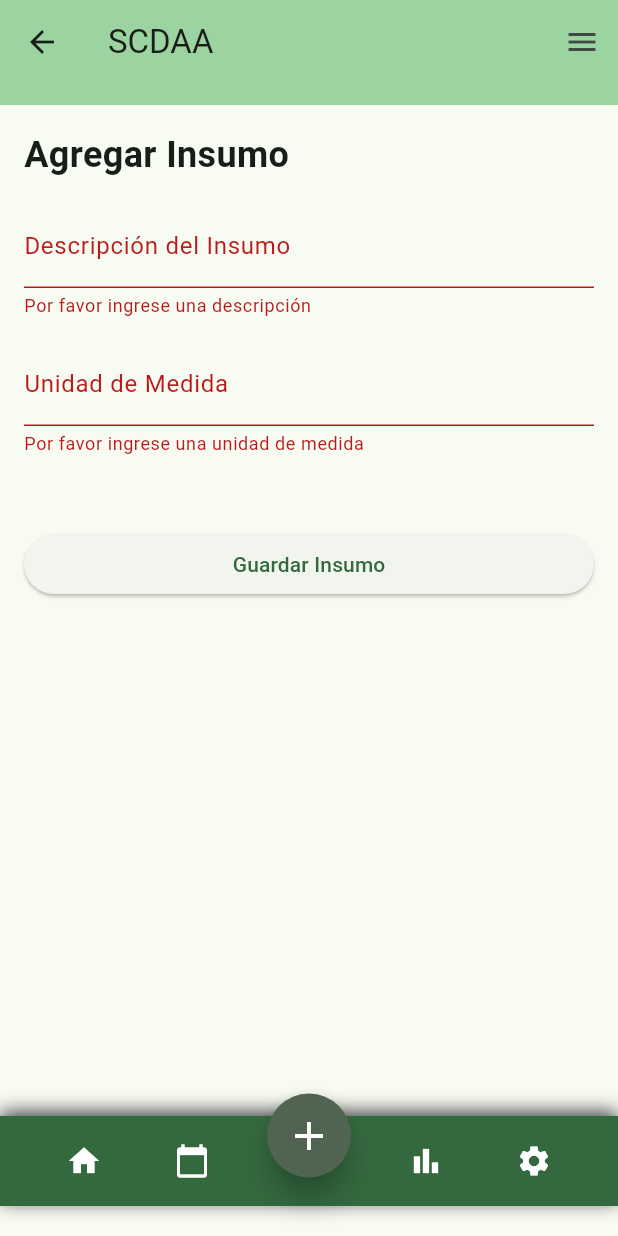
After one commit to ElisaImura/SCDAA, a Flutter app: the AddInsumoScreen screen opened directly, after a tap on "Guardar Insumo", on a phone screen of 412 x 824 dp. The commit adds this screen. Run offline on Flutter 3.47's test engine with Material 3 defaults, Android fonts, the light colour scheme and no system bars; our stand-ins replace fl_chart, flutter_typeahead, go_router, shared_preferences, table_calendar, weather_icons; accounts and stored records are empty; network calls fail.

Commit message:
Vista, alta, baja y modificaciones de Insumos. Verificacion de ciclo activo para lote seleccionado al crear nuevo ciclo.

```diff
--- a/lib/main.dart
+++ b/lib/main.dart
@@ -2,6 +2,7 @@ import 'package:flutter/material.dart';
 import 'package:intl/date_symbol_data_local.dart';
 import 'package:mspaa/providers/activity_provider.dart';
 import 'package:mspaa/providers/calendar_provider.dart';
+import 'package:mspaa/providers/insumos_provider.dart';
 import 'package:mspaa/providers/users_provider.dart';
 import 'package:mspaa/providers/weather_provider.dart';
 import 'package:mspaa/providers/lotes_provider.dart';
@@ -30,6 +31,7 @@ void main() async {
         ChangeNotifierProvider(create: (_) => WeatherProvider()),
         ChangeNotifierProvider(create: (_) => UsersProvider()),
         ChangeNotifierProvider(create: (_) => LotesProvider()),
+        ChangeNotifierProvider(create: (_) => InsumosProvider()),
       ],
       child: MyApp(isLoggedIn: isLoggedIn), // Usar MyApp con el isLoggedIn como parámetro
     ),
--- a/lib/routes/app_router.dart
+++ b/lib/routes/app_router.dart
@@ -8,6 +8,7 @@ import 'package:mspaa/screens/forms/add_weather_screen.dart';
 import 'package:mspaa/screens/main/home_screen.dart';
 import 'package:mspaa/screens/login_screen.dart';
 import 'package:mspaa/screens/main/reports_screen.dart';
+import 'package:mspaa/screens/views/insumos_view.dart';
 import 'package:mspaa/screens/views/lotes_view.dart';
 import 'package:mspaa/screens/views/users_view.dart';
 import 'package:mspaa/screens/welcome_screen.dart';
@@ -81,6 +82,10 @@ class AppRouter {
           path: '/lotes',
           pageBuilder: (context, state) => NoTransitionPage(child: MainLayout(child: LotesView())),
         ),
+        GoRoute(
+          path: '/insumos',
+          pageBuilder: (context, state) => NoTransitionPage(child: MainLayout(child: InsumosView())),
+        ),
       ],
     );
   }
--- /dev/null
+++ b/lib/screens/forms/add_insumo_screen.dart
@@ -0,0 +1,122 @@
+// add_insumo_screen.dart
+// ignore_for_file: library_private_types_in_public_api, use_build_context_synchronously
+
+import 'package:flutter/material.dart';
+import 'package:provider/provider.dart';
+import 'package:mspaa/providers/insumos_provider.dart';
+import 'package:mspaa/widgets/footer.dart';
+import 'package:mspaa/widgets/header.dart';
+
+class AddInsumoScreen extends StatefulWidget {
+  const AddInsumoScreen({super.key});
+
+  @override
+  _AddInsumoScreenState createState() => _AddInsumoScreenState();
+}
+
+class _AddInsumoScreenState extends State<AddInsumoScreen> {
+  final _formKey = GlobalKey<FormState>();
+  late String _description;
+  late String _unidadMedida;
+
+  @override
+  void initState() {
+    super.initState();
+    _description = '';
+    _unidadMedida = '';
+  }
+
+  void _saveForm() {
+    if (_formKey.currentState!.validate()) {
+      _formKey.currentState!.save();
+
+      _description = _description.toString();
+      _unidadMedida = _unidadMedida.toString();
+
+      final insumoData = {
+        'ins_desc': _description,
+        'ins_unidad_medida': _unidadMedida,
+      };
+
+      Provider.of<InsumosProvider>(context, listen: false)
+          .addInsumo(insumoData)
+          .then((isAdded) {
+        if (isAdded) {
+          ScaffoldMessenger.of(context).showSnackBar(
+            const SnackBar(content: Text('Insumo agregado con éxito')),
+          );
+          Navigator.of(context).pop(true);
+        } else {
+          ScaffoldMessenger.of(context).showSnackBar(
+            const SnackBar(content: Text('Error al agregar el insumo')),
+          );
+        }
+      });
+    }
+  }
+
+  @override
+  Widget build(BuildContext context) {
+    return Scaffold(
+      appBar: PreferredSize(
+        preferredSize: const Size.fromHeight(70.0),
+        child: Header(),
+      ),
+      body: Padding(
+        padding: const EdgeInsets.all(16.0),
+        child: Column(
+          crossAxisAlignment: CrossAxisAlignment.stretch,
+          children: [
+            const Text(
+              'Agregar Insumo',
+              style: TextStyle(fontSize: 24, fontWeight: FontWeight.bold),
+            ),
+            const SizedBox(height: 16),
+            Expanded(
+              child: Form(
+                key: _formKey,
+                child: ListView(
+                  children: [
+                    TextFormField(
+                      decoration: const InputDecoration(labelText: 'Descripción del Insumo'),
+                      validator: (value) {
+                        if (value == null || value.isEmpty) {
+                          return 'Por favor ingrese una descripción';
+                        }
+                        return null;
+                      },
+                      onSaved: (value) {
+                        _description = value!;
+                      },
+                    ),
+                    const SizedBox(height: 16),
+                    TextFormField(
+                      decoration: const InputDecoration(labelText: 'Unidad de Medida'),
+                      keyboardType: TextInputType.text,
+                      validator: (value) {
+                        if (value == null || value.isEmpty) {
+                          return 'Por favor ingrese una unidad de medida';
+                        }
+                        return null;
+                      },
+                      onSaved: (value) {
+                        _unidadMedida = value!;
+                      },
+                    ),
+                    const SizedBox(height: 16),
+                    const SizedBox(height: 32),
+                    ElevatedButton(
+                      onPressed: _saveForm,
+                      child: const Text('Guardar Insumo'),
+                    ),
+                  ],
+                ),
+              ),
+            ),
+          ],
+        ),
+      ),
+      bottomNavigationBar: const Footer(),
+    );
+  }
+}
--- a/lib/screens/views/activities_view.dart
+++ b/lib/screens/views/activities_view.dart
@@ -113,8 +113,8 @@ class _ActivitiesViewState extends State<ActivitiesView> {
                       children: [
                         Icon(Icons.location_on, color: Colors.red, size: 18),
                         SizedBox(width: 6),
-                        Text('Lote: ${lote['lot_nombre']}',
-                            style: TextStyle(fontSize: 14, color: Colors.grey[700])),
+                        Text('Lote: ${lote != null ? lote['lot_nombre'] : 'Desconocido'}',
+                          style: TextStyle(fontSize: 14, color: Colors.grey[700])),
                       ],
                     ),
                     SizedBox(height: 8),
```
Also changed, not shown: lib/providers/insumos_provider.dart (added, +74 -0 lines), lib/screens/forms/add_cycle_screen.dart (+13 -1 lines), lib/screens/forms/edit_insumo_screen.dart (added, +121 -0 lines), lib/screens/views/insumos_view.dart (+200 -0 lines), lib/services/api_service.dart (+120 -9 lines).
